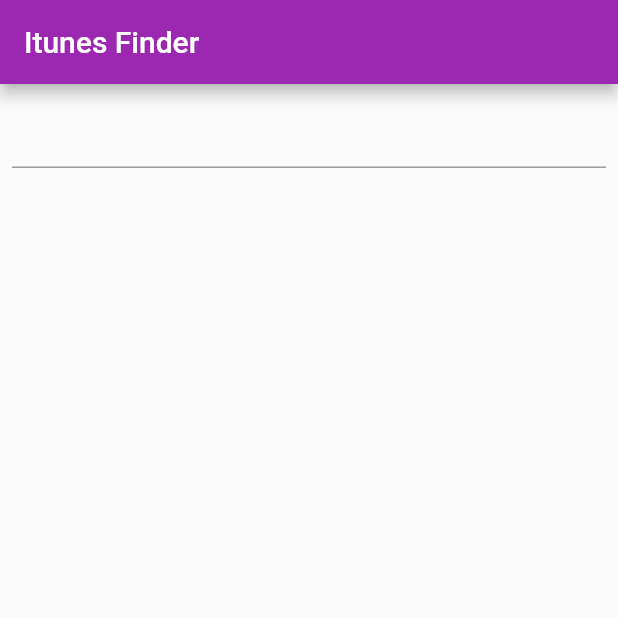
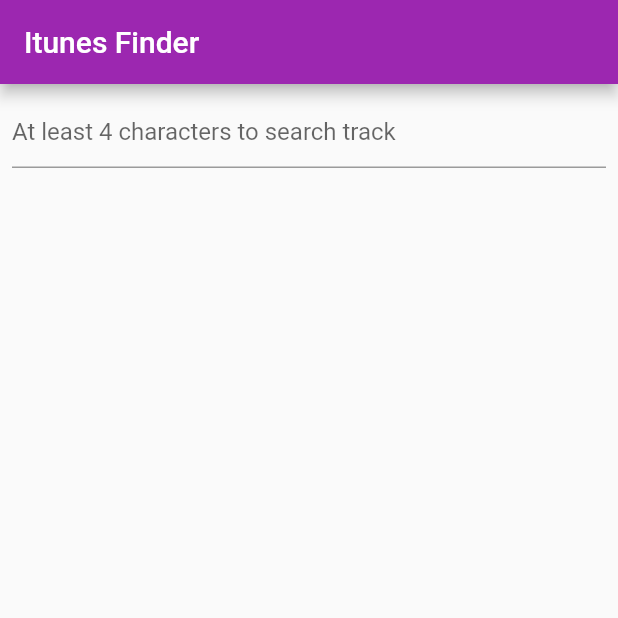
Before and after one commit to JohnnySC/flutter_itunes_finder, a Flutter app: the screen it shows after launch, on a phone screen of 412 x 824 dp, the top half of it. Run offline on Flutter 3.47's test engine with Material 2 defaults, Android fonts, the phone set to English and light mode, and no system bars; our stand-ins replace audioplayers, connectivity.

Commit message:
added textField hint and min characters size changed

```diff
--- a/lib/presentation/SearchTracksPresenterImpl.dart
+++ b/lib/presentation/SearchTracksPresenterImpl.dart
@@ -4,6 +4,8 @@ import 'package:itunes_finder/presentation/SearchTracksPresenter.dart';
 import 'package:itunes_finder/presentation/SearchTracksView.dart';
 
 class SearchTracksPresenterImpl implements SearchTracksPresenter, SearchTracksInteractorDataCallback {
+
+  static const SEARCH_CHARACTERS_MIN = 4;
 
   final SearchTracksView mView;
   final SearchTracksInteractor mInteractor;
@@ -12,7 +14,7 @@ class SearchTracksPresenterImpl implements SearchTracksPresenter, SearchTracksIn
 
   @override
   void getTracks(String text) {
-    if (text.length > 1) {
+    if (text.length >= SEARCH_CHARACTERS_MIN) {
       mView.showProgress();
       mInteractor.setDataCallback(this);
       mInteractor.searchTracks(text);
--- a/lib/presentation/SearchTracksWidget.dart
+++ b/lib/presentation/SearchTracksWidget.dart
@@ -51,6 +51,9 @@ class SearchTracksWidgetState extends State<SearchTracksWidget>
         children: <Widget>[
           TextField(
             controller: mTextEditController,
+            decoration: InputDecoration(
+                hintText:
+                    'At least ${SearchTracksPresenterImpl.SEARCH_CHARACTERS_MIN} characters to search track'),
           ),
           _buildTrackList(),
         ],
```
